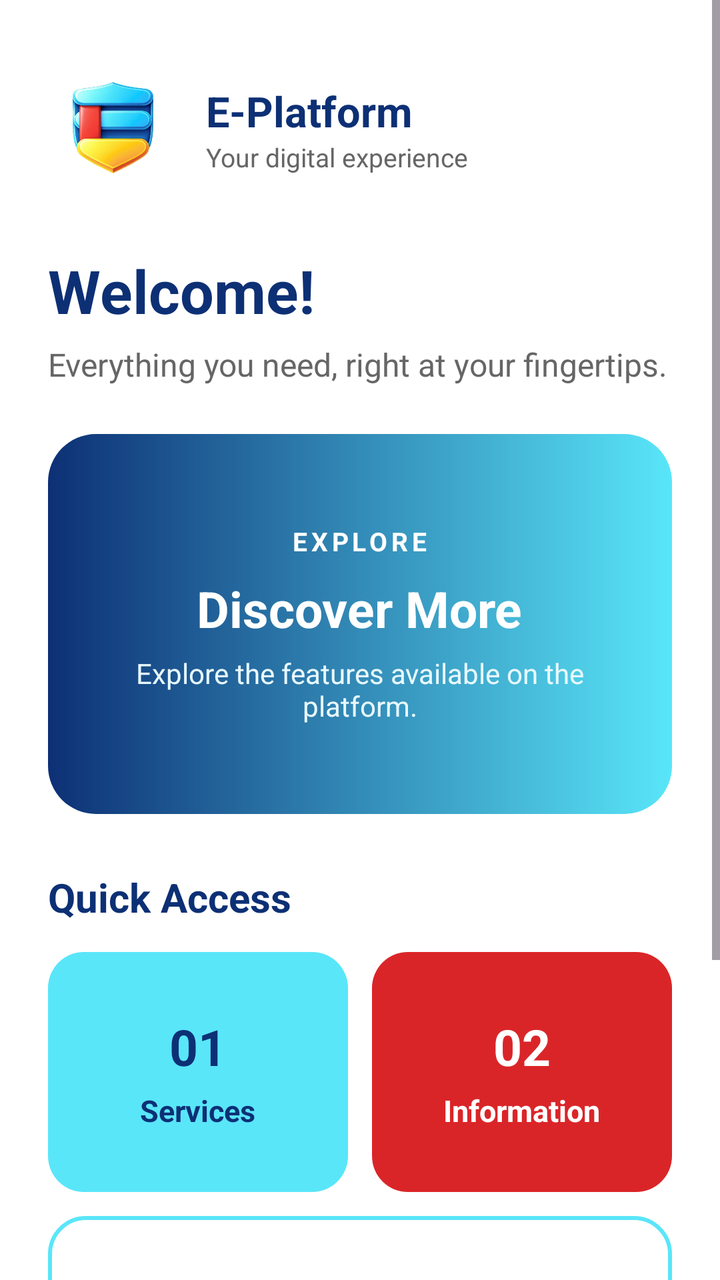
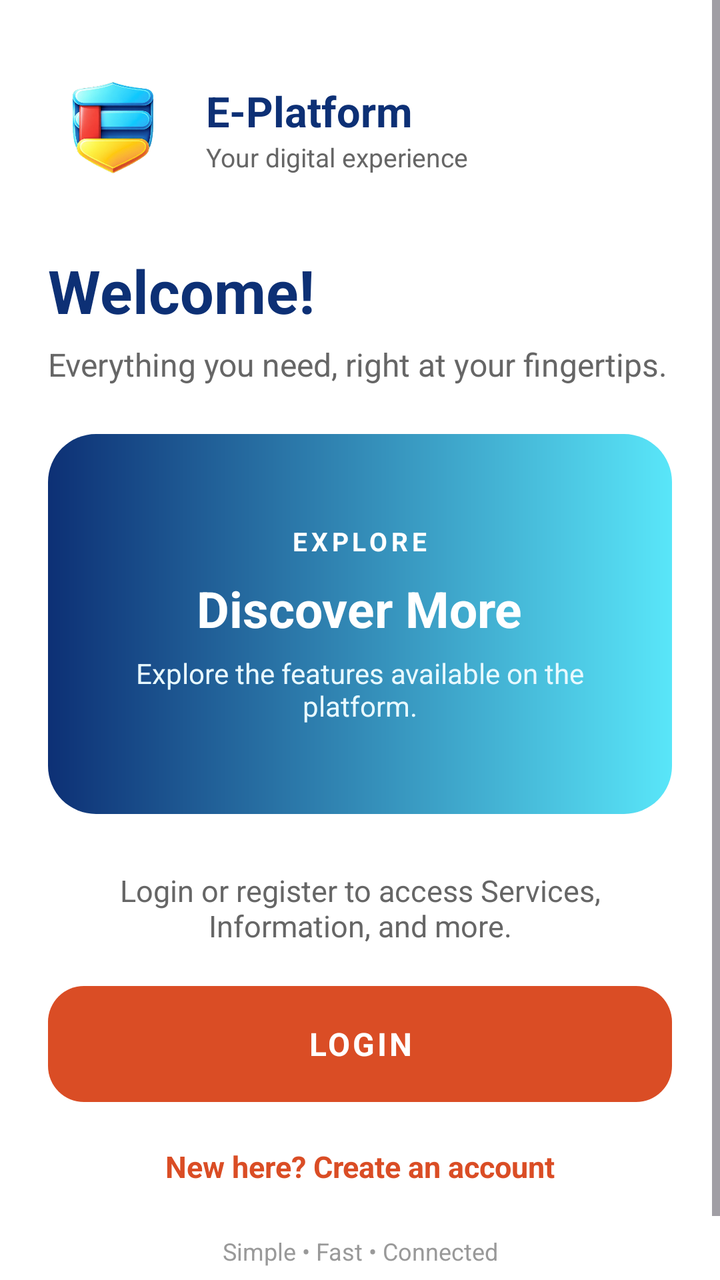

An Android layout rendered at two revisions. The XML below is the earlier revision; the diff shows what the commit changed to produce the second picture.
<!-- AndroidManifest.xml: application theme Theme.Eproject_1 -->
<!-- res/layout/activity_main.xml -->
<?xml version="1.0" encoding="utf-8"?>
<ScrollView xmlns:android="http://schemas.android.com/apk/res/android"
    android:layout_width="match_parent"
    android:layout_height="match_parent"
    android:background="#FFFFFF"
    android:fillViewport="true">

    <LinearLayout
        android:layout_width="match_parent"
        android:layout_height="wrap_content"
        android:orientation="vertical"
        android:padding="24dp">


        <LinearLayout
            android:layout_width="match_parent"
            android:layout_height="wrap_content"
            android:orientation="horizontal"
            android:gravity="center_vertical"
            android:paddingTop="8dp"
            android:paddingBottom="20dp">

            <ImageView
                android:id="@+id/logoImage"
                android:layout_width="65dp"
                android:layout_height="65dp"
                android:contentDescription="E Logo"
                android:src="@drawable/e_logo"
                android:scaleType="fitCenter" />

            <LinearLayout
                android:layout_width="0dp"
                android:layout_height="wrap_content"
                android:layout_weight="1"
                android:orientation="vertical"
                android:layout_marginStart="14dp">

                <TextView
                    android:layout_width="wrap_content"
                    android:layout_height="wrap_content"
                    android:text="E-Platform"
                    android:textColor="#0D3075"
                    android:textSize="21sp"
                    android:textStyle="bold" />

                <TextView
                    android:layout_width="wrap_content"
                    android:layout_height="wrap_content"
                    android:text="Your digital experience"
                    android:textColor="#666666"
                    android:textSize="13sp" />

            </LinearLayout>

        </LinearLayout>



        <TextView
            android:layout_width="wrap_content"
            android:layout_height="wrap_content"
            android:text="Welcome!"
            android:textColor="#0D3075"
            android:textSize="30sp"
            android:textStyle="bold"
            android:layout_marginTop="8dp" />

        <TextView
            android:layout_width="match_parent"
            android:layout_height="wrap_content"
            android:text="Everything you need, right at your fingertips."
            android:textColor="#666666"
            android:textSize="16sp"
            android:layout_marginTop="6dp"
            android:layout_marginBottom="24dp" />



        <LinearLayout
            android:layout_width="match_parent"
            android:layout_height="190dp"
            android:orientation="vertical"
            android:gravity="center"
            android:padding="24dp"
            android:background="@drawable/bg_main_card">

            <TextView
                android:layout_width="wrap_content"
                android:layout_height="wrap_content"
                android:text="EXPLORE"
                android:textColor="#FFFFFF"
                android:textSize="13sp"
                android:textStyle="bold"
                android:letterSpacing="0.15" />

            <TextView
                android:layout_width="wrap_content"
                android:layout_height="wrap_content"
                android:text="Discover More"
                android:textColor="#FFFFFF"
                android:textSize="25sp"
                android:textStyle="bold"
                android:layout_marginTop="8dp" />

            <TextView
                android:layout_width="wrap_content"
                android:layout_height="wrap_content"
                android:text="Explore the features available on the platform."
                android:textColor="#E8F9FF"
                android:textSize="14sp"
                android:gravity="center"
                android:layout_marginTop="6dp" />

        </LinearLayout>



        <TextView
            android:layout_width="wrap_content"
            android:layout_height="wrap_content"
            android:text="Quick Access"
            android:textColor="#0D3075"
            android:textSize="20sp"
            android:textStyle="bold"
            android:layout_marginTop="28dp"
            android:layout_marginBottom="14dp" />



        <LinearLayout
            android:layout_width="match_parent"
            android:layout_height="wrap_content"
            android:orientation="horizontal">


            <LinearLayout
                android:layout_width="0dp"
                android:layout_height="120dp"
                android:layout_weight="1"
                android:orientation="vertical"
                android:gravity="center"
                android:padding="12dp"
                android:background="@drawable/bg_cyan_card">

                <TextView
                    android:layout_width="wrap_content"
                    android:layout_height="wrap_content"
                    android:text="01"
                    android:textColor="#0D3075"
                    android:textSize="25sp"
                    android:textStyle="bold" />

                <TextView
                    android:layout_width="wrap_content"
                    android:layout_height="wrap_content"
                    android:text="Services"
                    android:textColor="#0D3075"
                    android:textSize="15sp"
                    android:textStyle="bold"
                    android:layout_marginTop="5dp" />

            </LinearLayout>



            <Space
                android:layout_width="12dp"
                android:layout_height="1dp" />



            <LinearLayout
                android:layout_width="0dp"
                android:layout_height="120dp"
                android:layout_weight="1"
                android:orientation="vertical"
                android:gravity="center"
                android:padding="12dp"
                android:background="@drawable/bg_red_card">

                <TextView
                    android:layout_width="wrap_content"
                    android:layout_height="wrap_content"
                    android:text="02"
                    android:textColor="#FFFFFF"
                    android:textSize="25sp"
                    android:textStyle="bold" />

                <TextView
                    android:layout_width="wrap_content"
                    android:layout_height="wrap_content"
                    android:text="Information"
                    android:textColor="#FFFFFF"
                    android:textSize="15sp"
                    android:textStyle="bold"
                    android:layout_marginTop="5dp" />

            </LinearLayout>

        </LinearLayout>



        <LinearLayout
            android:layout_width="match_parent"
            android:layout_height="80dp"
            android:orientation="horizontal"
            android:gravity="center_vertical"
            android:padding="18dp"
            android:background="@drawable/bg_outline_card"
            android:layout_marginTop="12dp">

            <TextView
                android:layout_width="0dp"
                android:layout_height="wrap_content"
                android:layout_weight="1"
                android:text="Learn More"
                android:textColor="#0D3075"
                android:textSize="17sp"
                android:textStyle="bold" />

            <TextView
                android:layout_width="wrap_content"
                android:layout_height="wrap_content"
                android:text="→"
                android:textColor="#DA4D25"
                android:textSize="28sp"
                android:textStyle="bold" />

        </LinearLayout>



        <TextView
            android:layout_width="match_parent"
            android:layout_height="58dp"
            android:layout_marginTop="28dp"
            android:layout_marginBottom="15dp"
            android:background="@drawable/bg_primary_button"
            android:gravity="center"
            android:letterSpacing="0.08"
            android:text="GET STARTED"
            android:textColor="#FFFFFF"
            android:textSize="16sp"
            android:textStyle="bold" />



        <TextView
            android:layout_width="match_parent"
            android:layout_height="wrap_content"
            android:text="Simple • Fast • Connected"
            android:textColor="#999999"
            android:textSize="12sp"
            android:gravity="center"
            android:layout_marginTop="8dp"
            android:layout_marginBottom="16dp" />

    </LinearLayout>

</ScrollView>
<!-- resources referenced by this layout -->
<resources>
  <!-- drawable bg_cyan_card (drawable) -->
  <?xml version="1.0" encoding="utf-8"?>
  <shape xmlns:android="http://schemas.android.com/apk/res/android"
      android:shape="rectangle">
  
      <solid android:color="#59E6F9" />
  
      <corners android:radius="18dp" />
  
  </shape>
  <!-- drawable bg_main_card (drawable) -->
  <?xml version="1.0" encoding="utf-8"?>
  <shape xmlns:android="http://schemas.android.com/apk/res/android"
      android:shape="rectangle">
  
      <gradient
          android:startColor="#0D3075"
          android:endColor="#59E6F9"
          android:angle="0" />
  
      <corners android:radius="24dp" />
  
  </shape>
  <!-- drawable bg_outline_card (drawable) -->
  <?xml version="1.0" encoding="utf-8"?>
  <shape xmlns:android="http://schemas.android.com/apk/res/android"
      android:shape="rectangle">
  
      <solid android:color="#FFFFFF" />
  
      <stroke
          android:width="2dp"
          android:color="#59E6F9" />
  
      <corners android:radius="18dp" />
  
  </shape>
  <!-- drawable bg_primary_button (drawable) -->
  <?xml version="1.0" encoding="utf-8"?>
  <shape xmlns:android="http://schemas.android.com/apk/res/android"
      android:shape="rectangle">
  
      <solid android:color="#DA4D25" />
  
      <corners android:radius="18dp" />
  
  </shape>
  <!-- drawable bg_red_card (drawable) -->
  <?xml version="1.0" encoding="utf-8"?>
  <shape xmlns:android="http://schemas.android.com/apk/res/android"
      android:shape="rectangle">
  
      <solid android:color="#DA2528" />
  
      <corners android:radius="18dp" />
  
  </shape>
  <!-- drawable e_logo: png bitmap (drawable, 103273 bytes) -->
  <style name="Theme.Eproject_1" parent="Base.Theme.Eproject_1" />
  <style name="Base.Theme.Eproject_1" parent="Theme.Material3.DayNight.NoActionBar">
          
          
      </style>
</resources>

<!-- the commit's change to res/layout/activity_main.xml (unified diff, before → after) -->
@@ -1,5 +1,7 @@
 <?xml version="1.0" encoding="utf-8"?>
-<ScrollView xmlns:android="http://schemas.android.com/apk/res/android"
+<ScrollView
+    android:id="@+id/main"
+    xmlns:android="http://schemas.android.com/apk/res/android"
     android:layout_width="match_parent"
     android:layout_height="match_parent"
     android:background="#FFFFFF"
@@ -10,7 +12,6 @@
         android:layout_height="wrap_content"
         android:orientation="vertical"
         android:padding="24dp">
-
 
         <LinearLayout
             android:layout_width="match_parent"
@@ -51,10 +52,7 @@
                     android:textSize="13sp" />
 
             </LinearLayout>
-
         </LinearLayout>
-
-
 
         <TextView
             android:layout_width="wrap_content"
@@ -73,8 +71,6 @@
             android:textSize="16sp"
             android:layout_marginTop="6dp"
             android:layout_marginBottom="24dp" />
-
-
 
         <LinearLayout
             android:layout_width="match_parent"
@@ -113,138 +109,43 @@
 
         </LinearLayout>
 
-
+        <TextView
+            android:layout_width="match_parent"
+            android:layout_height="wrap_content"
+            android:text="Login or register to access Services, Information, and more."
+            android:textColor="#666666"
+            android:textSize="15sp"
+            android:gravity="center"
+            android:layout_marginTop="28dp" />
 
         <TextView
-            android:layout_width="wrap_content"
-            android:layout_height="wrap_content"
-            android:text="Quick Access"
-            android:textColor="#0D3075"
-            android:textSize="20sp"
-            android:textStyle="bold"
-            android:layout_marginTop="28dp"
-            android:layout_marginBottom="14dp" />
-
-
-
-        <LinearLayout
-            android:layout_width="match_parent"
-            android:layout_height="wrap_content"
-            android:orientation="horizontal">
-
-
-            <LinearLayout
-                android:layout_width="0dp"
-                android:layout_height="120dp"
-                android:layout_weight="1"
-                android:orientation="vertical"
-                android:gravity="center"
-                android:padding="12dp"
-                android:background="@drawable/bg_cyan_card">
-
-                <TextView
-                    android:layout_width="wrap_content"
-                    android:layout_height="wrap_content"
-                    android:text="01"
-                    android:textColor="#0D3075"
-                    android:textSize="25sp"
-                    android:textStyle="bold" />
-
-                <TextView
-                    android:layout_width="wrap_content"
-                    android:layout_height="wrap_content"
-                    android:text="Services"
-                    android:textColor="#0D3075"
-                    android:textSize="15sp"
-                    android:textStyle="bold"
-                    android:layout_marginTop="5dp" />
-
-            </LinearLayout>
-
-
-
-            <Space
-                android:layout_width="12dp"
-                android:layout_height="1dp" />
-
-
-
-            <LinearLayout
-                android:layout_width="0dp"
-                android:layout_height="120dp"
-                android:layout_weight="1"
-                android:orientation="vertical"
-                android:gravity="center"
-                android:padding="12dp"
-                android:background="@drawable/bg_red_card">
-
-                <TextView
-                    android:layout_width="wrap_content"
-                    android:layout_height="wrap_content"
-                    android:text="02"
-                    android:textColor="#FFFFFF"
-                    android:textSize="25sp"
-                    android:textStyle="bold" />
-
-                <TextView
-                    android:layout_width="wrap_content"
-                    android:layout_height="wrap_content"
-                    android:text="Information"
-                    android:textColor="#FFFFFF"
-                    android:textSize="15sp"
-                    android:textStyle="bold"
-                    android:layout_marginTop="5dp" />
-
-            </LinearLayout>
-
-        </LinearLayout>
-
-
-
-        <LinearLayout
-            android:layout_width="match_parent"
-            android:layout_height="80dp"
-            android:orientation="horizontal"
-            android:gravity="center_vertical"
-            android:padding="18dp"
-            android:background="@drawable/bg_outline_card"
-            android:layout_marginTop="12dp">
-
-            <TextView
-                android:layout_width="0dp"
-                android:layout_height="wrap_content"
-                android:layout_weight="1"
-                android:text="Learn More"
-                android:textColor="#0D3075"
-                android:textSize="17sp"
-                android:textStyle="bold" />
-
-            <TextView
-                android:layout_width="wrap_content"
-                android:layout_height="wrap_content"
-                android:text="→"
-                android:textColor="#DA4D25"
-                android:textSize="28sp"
-                android:textStyle="bold" />
-
-        </LinearLayout>
-
-
-
-        <TextView
+            android:id="@+id/superButton"
+            android:clickable="true"
+            android:focusable="true"
             android:layout_width="match_parent"
             android:layout_height="58dp"
-            android:layout_marginTop="28dp"
-            android:layout_marginBottom="15dp"
+            android:layout_marginTop="20dp"
             android:background="@drawable/bg_primary_button"
             android:gravity="center"
             android:letterSpacing="0.08"
-            android:text="GET STARTED"
+            android:text="LOGIN"
             android:textColor="#FFFFFF"
             android:textSize="16sp"
             android:textStyle="bold" />
 
-
+        <TextView
+            android:id="@+id/tvRegister"
+            android:layout_width="match_parent"
+            android:layout_height="wrap_content"
+            android:layout_marginTop="14dp"
+            android:clickable="true"
+            android:focusable="true"
+            android:gravity="center"
+            android:padding="8dp"
+            android:text="New here? Create an account"
+            android:textColor="#DA4D25"
+            android:textSize="15sp"
+            android:textStyle="bold" />
 
         <TextView
             android:layout_width="match_parent"
@@ -253,9 +154,8 @@
             android:textColor="#999999"
             android:textSize="12sp"
             android:gravity="center"
-            android:layout_marginTop="8dp"
+            android:layout_marginTop="16dp"
             android:layout_marginBottom="16dp" />
 
     </LinearLayout>
-
 </ScrollView>
<!-- resource entries referenced after the edit -->
@@ -1,15 +1,5 @@
 <!-- resources referenced by this layout -->
 <resources>
-  <!-- drawable bg_cyan_card (drawable) -->
-  <?xml version="1.0" encoding="utf-8"?>
-  <shape xmlns:android="http://schemas.android.com/apk/res/android"
-      android:shape="rectangle">
-  
-      <solid android:color="#59E6F9" />
-  
-      <corners android:radius="18dp" />
-  
-  </shape>
   <!-- drawable bg_main_card (drawable) -->
   <?xml version="1.0" encoding="utf-8"?>
   <shape xmlns:android="http://schemas.android.com/apk/res/android"
@@ -23,36 +13,12 @@
       <corners android:radius="24dp" />
   
   </shape>
-  <!-- drawable bg_outline_card (drawable) -->
-  <?xml version="1.0" encoding="utf-8"?>
-  <shape xmlns:android="http://schemas.android.com/apk/res/android"
-      android:shape="rectangle">
-  
-      <solid android:color="#FFFFFF" />
-  
-      <stroke
-          android:width="2dp"
-          android:color="#59E6F9" />
-  
-      <corners android:radius="18dp" />
-  
-  </shape>
   <!-- drawable bg_primary_button (drawable) -->
   <?xml version="1.0" encoding="utf-8"?>
   <shape xmlns:android="http://schemas.android.com/apk/res/android"
       android:shape="rectangle">
   
       <solid android:color="#DA4D25" />
-  
-      <corners android:radius="18dp" />
-  
-  </shape>
-  <!-- drawable bg_red_card (drawable) -->
-  <?xml version="1.0" encoding="utf-8"?>
-  <shape xmlns:android="http://schemas.android.com/apk/res/android"
-      android:shape="rectangle">
-  
-      <solid android:color="#DA2528" />
   
       <corners android:radius="18dp" />
   
